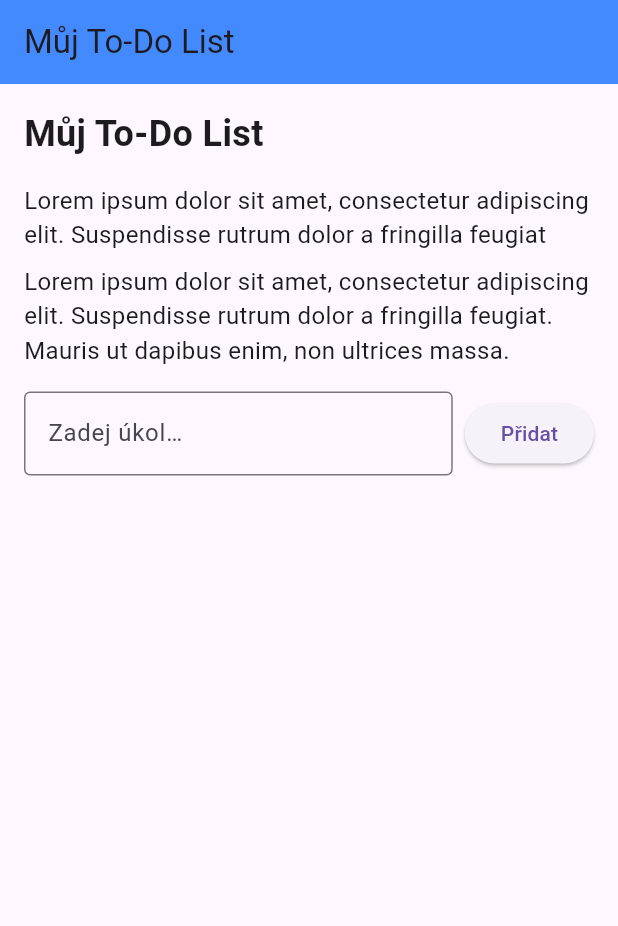
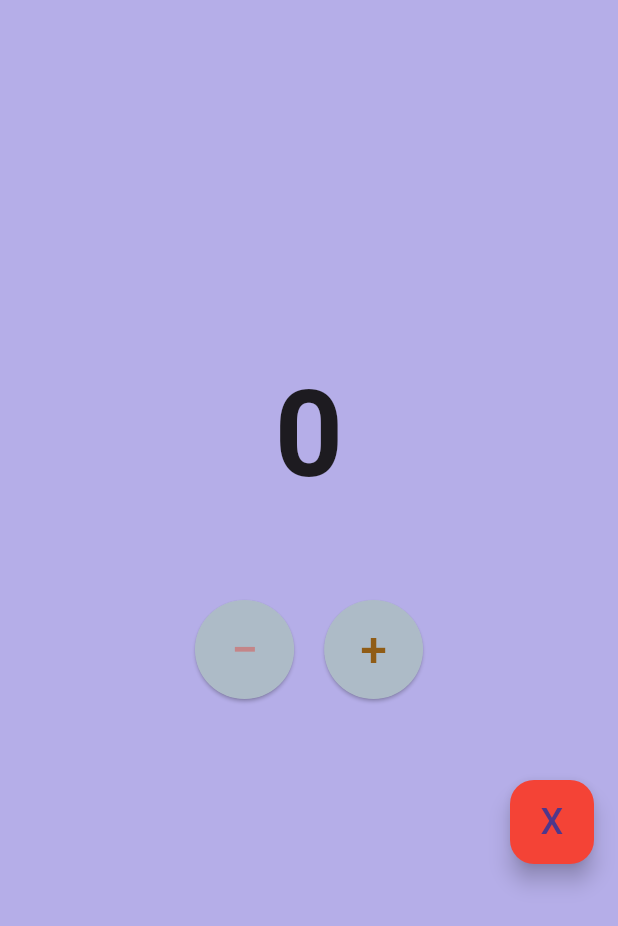
Before and after one commit to musicbreakout/ukol_dart, a Flutter app: the screen it shows after launch, on a phone screen of 412 x 824 dp. Shown: the top 926 px of the screen. Run offline on Flutter 3.47's test engine with Material 3 defaults, Android fonts, the phone set to English and light mode, and no system bars.

Commit message:
Refactor app structure to implement Counter functionality

```diff
--- a/lib/main.dart
+++ b/lib/main.dart
@@ -1,159 +1,117 @@
 import 'package:flutter/material.dart';
 
 void main() {
-  runApp(const MyApp());
+  runApp(const CounterApp());
 }
 
-class MyApp extends StatelessWidget {
-  const MyApp({super.key});
+class CounterApp extends StatelessWidget {
+  const CounterApp({super.key});
 
   @override
   Widget build(BuildContext context) {
-    return MaterialApp(
+    return const MaterialApp(
       debugShowCheckedModeBanner: false,
-      title: 'Můj To-Do List',
-      home: const HomePage(),
+      home: CounterScreen(),
     );
   }
 }
 
-class HomePage extends StatefulWidget {
-  const HomePage({super.key});
+class CounterScreen extends StatefulWidget {
+  const CounterScreen({super.key});
 
   @override
-  State<HomePage> createState() => _HomePageState();
+  State<CounterScreen> createState() => _CounterScreenState();
 }
 
-class _HomePageState extends State<HomePage> {
-  final TextEditingController _controller = TextEditingController();
-  final List<Map<String, dynamic>> _tasks = [];
+class _CounterScreenState extends State<CounterScreen> {
+  int _counter = 0;
+  Color _buttonColor = const Color.fromARGB(255, 173, 187, 199);
 
-  void _addTask() {
-    String text = _controller.text.trim();
-
-    if (text.isEmpty) {
-      ScaffoldMessenger.of(context).showSnackBar(
-        const SnackBar(content: Text('Zadej prosím úkol')),
-      );
-      return;
-    }
-
+  void _increment() {
     setState(() {
-      _tasks.add({'text': text, 'done': false});
-      _controller.clear();
+      _counter++;
+      _updateButtonColor();
     });
-
-    ScaffoldMessenger.of(context).showSnackBar(
-      const SnackBar(content: Text('Úkol přidán')),
-    );
   }
 
-  void _deleteTask(int index) {
-    final deletedTask = _tasks[index]['text'];
+  void _decrement() {
     setState(() {
-      _tasks.removeAt(index);
+      _counter--;
+      _updateButtonColor();
     });
-    debugPrint('Deleted: $deletedTask');
-    ScaffoldMessenger.of(context).showSnackBar(
-      const SnackBar(content: Text('Úkol smazán')),
-    );
+  }
+
+
+  void _reset() {
+    setState(() {
+      _counter = 0;
+      _updateButtonColor();
+    });
+  }
+
+  void _updateButtonColor() {
+    if (_counter % 10 == 0 && _counter != 0) {
+      _buttonColor = const Color.fromARGB(255, 175, 76, 125);
+    } else {
+      _buttonColor = const Color.fromARGB(255, 10, 2, 82);
+    }
   }
 
   @override
   Widget build(BuildContext context) {
     return Scaffold(
-      appBar: AppBar(
-        title: const Text('Můj To-Do List'),
-        backgroundColor: Colors.blueAccent,
-      ),
-      body: Padding(
-        padding: const EdgeInsets.all(16),
+      backgroundColor: const Color.fromARGB(255, 181, 174, 232),
+      body: Center(
         child: Column(
-          crossAxisAlignment: CrossAxisAlignment.start,
+          mainAxisAlignment: MainAxisAlignment.center,
           children: [
-            const Text(
-              'Můj To-Do List',
-              style: TextStyle(fontSize: 24, fontWeight: FontWeight.bold),
+            Text(
+              '$_counter',
+              style: const TextStyle(fontSize: 80, fontWeight: FontWeight.bold),
             ),
-            const SizedBox(height: 16),
-            const Text(
-              'Lorem ipsum dolor sit amet, consectetur adipiscing elit. Suspendisse rutrum dolor a fringilla feugiat',
-              style: TextStyle(fontSize: 16),
-            ),
-            const SizedBox(height: 8),
-            const Text(
-              'Lorem ipsum dolor sit amet, consectetur adipiscing elit. Suspendisse rutrum dolor a fringilla feugiat. Mauris ut dapibus enim, non ultrices massa.',
-              style: TextStyle(fontSize: 16),
-            ),
-            const SizedBox(height: 16),
-
-            // TextField + tlačítko
+            const SizedBox(height: 40),
             Row(
+              mainAxisAlignment: MainAxisAlignment.center,
               children: [
-                Expanded(
-                  child: TextField(
-                    controller: _controller,
-                    decoration: const InputDecoration(
-                      hintText: 'Zadej úkol…',
-                      border: OutlineInputBorder(),
-                    ),
+                ElevatedButton(
+                  onPressed: _decrement,
+                  style: ElevatedButton.styleFrom(
+                    shape: const CircleBorder(),
+                    padding: const EdgeInsets.all(24),
+                    backgroundColor: _buttonColor,
+                  ),
+                  child: const Text(
+                    '−',
+                    style: TextStyle(fontSize: 32, color: Color.fromARGB(255, 196, 133, 136)),
                   ),
                 ),
-                const SizedBox(width: 8),
+                const SizedBox(width: 20),
                 ElevatedButton(
-                  onPressed: _addTask,
-                  child: const Text('Přidat'),
+                  onPressed: _increment,
+                  style: ElevatedButton.styleFrom(
+                    shape: const CircleBorder(),
+                    padding: const EdgeInsets.all(24),
+                    backgroundColor: _buttonColor,
+                  ),
+                  child: const Text(
+                    '+',
+                    style: TextStyle(fontSize: 32, color: Color.fromARGB(255, 144, 92, 21)),
+                  ),
                 ),
               ],
             ),
-
-            const SizedBox(height: 16),
-
-            // Scrollovatelný seznam úkolů
-            Expanded(
-              child: ListView.separated(
-                itemCount: _tasks.length,
-                separatorBuilder: (context, index) => const SizedBox(height: 8),
-                itemBuilder: (context, index) {
-                  final task = _tasks[index];
-                  return Container(
-                    padding: const EdgeInsets.all(12),
-                    decoration: BoxDecoration(
-                      color: const Color.fromARGB(255, 95, 32, 32),
-                      borderRadius: BorderRadius.circular(8),
-                    ),
-                    child: Row(
-                      children: [
-                        Checkbox(
-                          value: task['done'],
-                          onChanged: (value) {
-                            setState(() {
-                              task['done'] = value!;
-                            });
-                          },
-                        ),
-                        Expanded(
-                          child: Text(
-                            task['text'],
-                            style: TextStyle(
-                              fontSize: 16,
-                              decoration: task['done']
-                                  ? TextDecoration.lineThrough
-                                  : TextDecoration.none,
-                            ),
-                          ),
-                        ),
-                        IconButton(
-                          icon: const Icon(Icons.delete),
-                          color: Colors.redAccent,
-                          onPressed: () => _deleteTask(index),
-                        ),
-                      ],
-                    ),
-                  );
-                },
+            const SizedBox(height: 40),
+            Align(
+              alignment: Alignment.bottomRight,
+              child: Padding(
+                padding: const EdgeInsets.only(right: 16.0, bottom: 16.0),
+                child: FloatingActionButton(
+                  onPressed: _reset,
+                  backgroundColor: Colors.red,
+                  child: const Text('X', style: TextStyle(fontSize: 24)),
+                ),
               ),
-            ),
+            )
           ],
         ),
       ),
```
Also changed, not shown: 1 other file.
